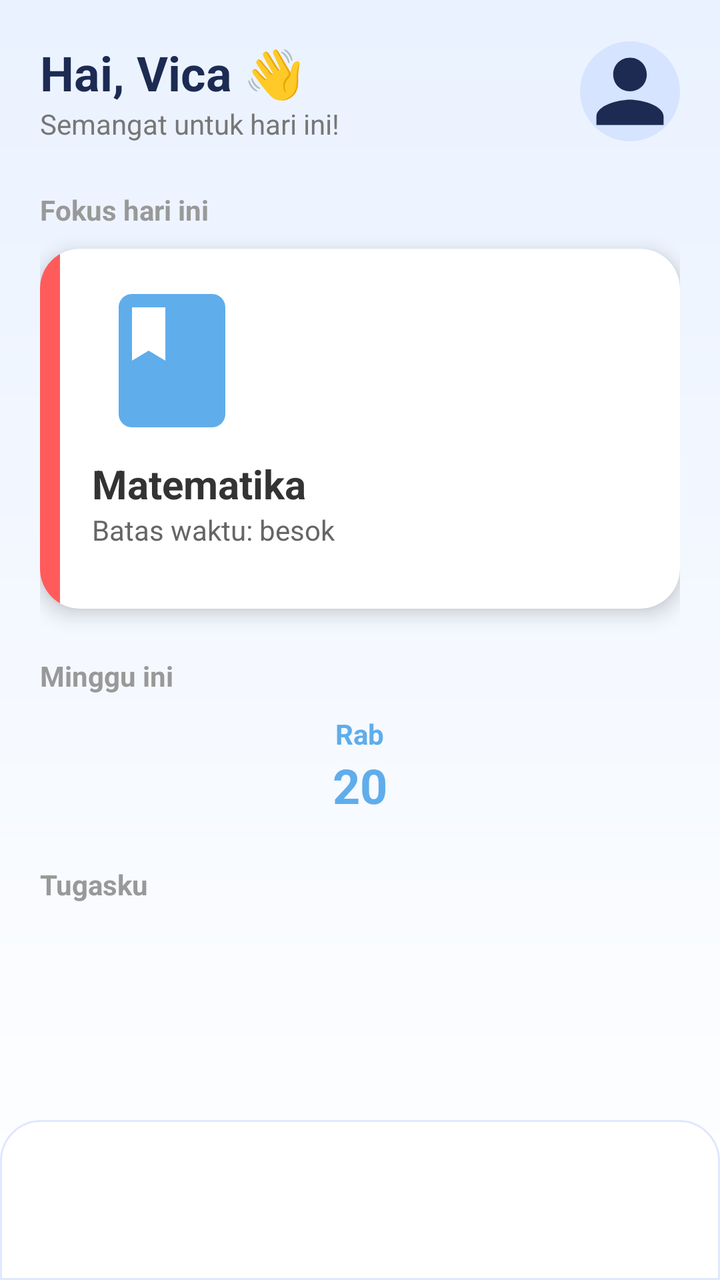
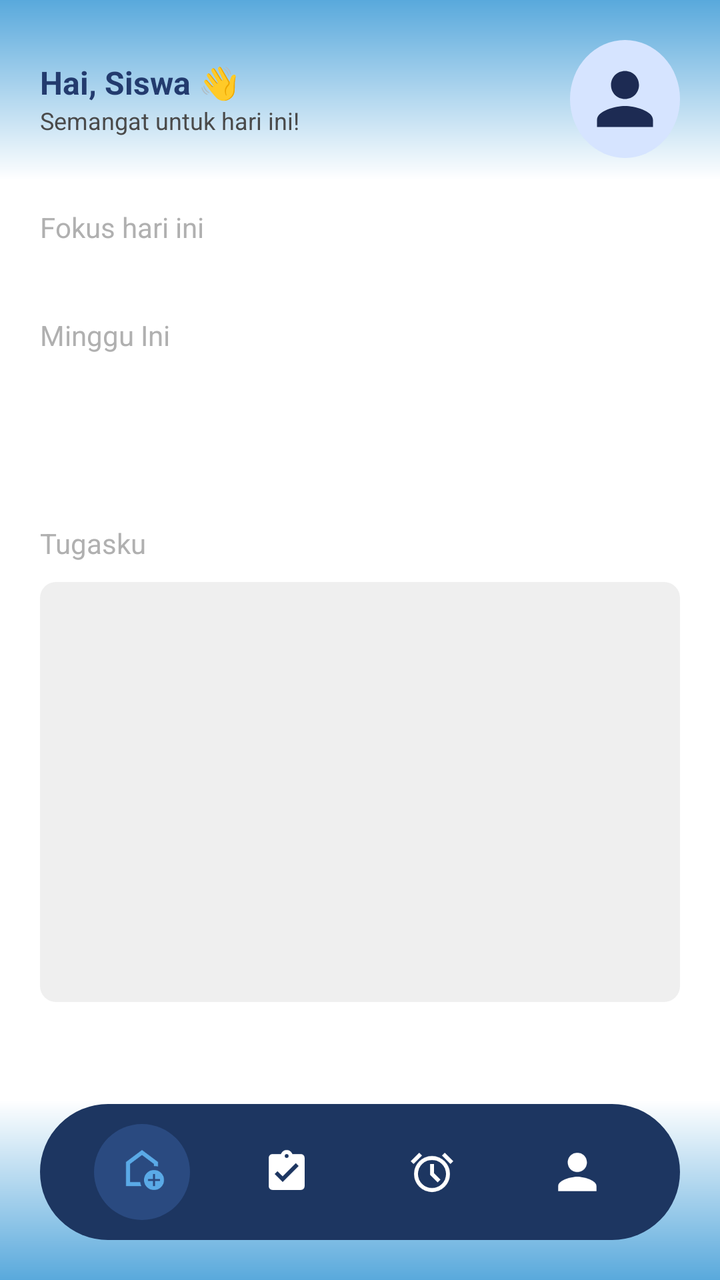

Screens rendered from an Android XML layout before and after an edit, with the pre-edit source and the edit as a unified diff.
<!-- AndroidManifest.xml: application theme Theme.SCHOOLREMINDERR -->
<!-- res/layout/activity_home_student.xml -->
<?xml version="1.0" encoding="utf-8"?>
<LinearLayout
    xmlns:android="http://schemas.android.com/apk/res/android"
    xmlns:app="http://schemas.android.com/apk/res-auto"
    android:layout_width="match_parent"
    android:layout_height="match_parent"
    android:orientation="vertical"
    android:background="@drawable/bg_home_gradient">

    <ScrollView
        android:layout_width="match_parent"
        android:layout_height="0dp"
        android:layout_weight="1"
        android:fillViewport="true">

        <LinearLayout
            android:layout_width="match_parent"
            android:layout_height="wrap_content"
            android:orientation="vertical"
            android:padding="20dp">

            
            <LinearLayout
                android:layout_width="match_parent"
                android:layout_height="wrap_content"
                android:gravity="center_vertical">

                <LinearLayout
                    android:layout_width="0dp"
                    android:layout_height="wrap_content"
                    android:layout_weight="1"
                    android:orientation="vertical">

                    <TextView
                        android:id="@+id/tvName"
                        android:text="Hai, Vica 👋"
                        android:textSize="24sp"
                        android:textStyle="bold"
                        android:textColor="#1D2B53"
                        android:layout_width="wrap_content"
                        android:layout_height="wrap_content"/>

                    <TextView
                        android:text="Semangat untuk hari ini!"
                        android:textSize="14sp"
                        android:textColor="#777"
                        android:layout_width="wrap_content"
                        android:layout_height="wrap_content"/>
                </LinearLayout>

                <ImageView
                    android:layout_width="50dp"
                    android:layout_height="50dp"
                    android:src="@drawable/ic_profile"
                    android:background="@drawable/circle_bg"
                    android:padding="4dp"/>
            </LinearLayout>

            
            <TextView
                android:layout_width="wrap_content"
                android:layout_height="wrap_content"
                android:text="Fokus hari ini"
                android:textColor="#999"
                android:textStyle="bold"
                android:layout_marginTop="24dp"/>

            
            <androidx.cardview.widget.CardView
                android:layout_width="match_parent"
                android:layout_height="180dp"
                android:layout_marginTop="10dp"
                app:cardCornerRadius="20dp"
                app:cardElevation="6dp">

                <LinearLayout
                    android:layout_width="match_parent"
                    android:layout_height="match_parent"
                    android:orientation="horizontal">

                    <View
                        android:layout_width="10dp"
                        android:layout_height="match_parent"
                        android:background="#FF5B5B"/>

                    <LinearLayout
                        android:layout_width="match_parent"
                        android:layout_height="match_parent"
                        android:padding="16dp"
                        android:orientation="vertical">

                        <ImageView
                            android:layout_width="80dp"
                            android:layout_height="80dp"
                            android:src="@drawable/book" />

                        <TextView
                            android:text="Matematika"
                            android:textStyle="bold"
                            android:textSize="20sp"
                            android:textColor="#333"
                            android:layout_marginTop="8dp"
                            android:layout_width="wrap_content"
                            android:layout_height="wrap_content"/>

                        <TextView
                            android:text="Batas waktu: besok"
                            android:textColor="#666"
                            android:layout_width="wrap_content"
                            android:layout_height="wrap_content"/>

                        <Button
                            android:layout_width="match_parent"
                            android:layout_height="48dp"
                            android:text="Kerjakan sekarang"
                            android:textAllCaps="false"
                            android:backgroundTint="#5FADEB"
                            android:layout_marginTop="12dp"/>
                    </LinearLayout>
                </LinearLayout>
            </androidx.cardview.widget.CardView>

            
            <TextView
                android:text="Minggu ini"
                android:textColor="#999"
                android:textStyle="bold"
                android:layout_marginTop="24dp"
                android:layout_width="wrap_content"
                android:layout_height="wrap_content"/>

            
            <LinearLayout
                android:layout_width="match_parent"
                android:layout_height="wrap_content"
                android:orientation="horizontal"
                android:gravity="center"
                android:layout_marginTop="10dp">

                
                <LinearLayout
                    android:layout_width="0dp"
                    android:layout_weight="1"
                    android:layout_height="wrap_content"
                    android:orientation="vertical"
                    android:gravity="center">

                    <TextView
                        android:text="Rab"
                        android:textColor="#5FADEB"
                        android:textStyle="bold"
                        android:layout_width="wrap_content"
                        android:layout_height="wrap_content"/>

                    <TextView
                        android:text="20"
                        android:textSize="24sp"
                        android:textStyle="bold"
                        android:textColor="#5FADEB"
                        android:layout_width="wrap_content"
                        android:layout_height="wrap_content"/>
                </LinearLayout>

            </LinearLayout>

            
            <TextView
                android:text="Tugasku"
                android:textStyle="bold"
                android:textColor="#999"
                android:layout_marginTop="24dp"
                android:layout_width="wrap_content"
                android:layout_height="wrap_content"/>

            <androidx.recyclerview.widget.RecyclerView
                android:id="@+id/rvTask"
                android:layout_width="match_parent"
                android:layout_height="wrap_content"
                android:nestedScrollingEnabled="false"
                android:layout_marginTop="12dp"/>
        </LinearLayout>
    </ScrollView>

    
    <LinearLayout
        android:layout_width="match_parent"
        android:layout_height="80dp"
        android:orientation="horizontal"
        android:gravity="center"
        android:background="@drawable/bottom_nav_bg">

    </LinearLayout>

</LinearLayout>
<!-- resources referenced by this layout -->
<resources>
  <!-- drawable bg_home_gradient (drawable) -->
  <?xml version="1.0" encoding="utf-8"?>
  <shape xmlns:android="http://schemas.android.com/apk/res/android"
      android:shape="rectangle">
      <gradient
          android:startColor="#EAF2FF"
          android:endColor="#FFFFFF"
          android:angle="270"/>
  </shape>
  <!-- drawable book (drawable) -->
  <vector xmlns:android="http://schemas.android.com/apk/res/android"
      android:width="80dp"
      android:height="80dp"
      android:viewportWidth="24"
      android:viewportHeight="24"
      android:tint="#5FADEB">
      <path android:fillColor="@android:color/white"
          android:pathData="M18,2h-12c-1.1,0 -2,0.9 -2,2v16c0,1.1 0.9,2 2,2h12c1.1,0 2,-0.9 2,-2V4c0,-1.1 -0.9,-2 -2,-2zM6,4h5v8l-2.5,-1.5L6,12V4z"/>
  </vector>
  <!-- drawable bottom_nav_bg (drawable) -->
  <?xml version="1.0" encoding="utf-8"?>
  <shape xmlns:android="http://schemas.android.com/apk/res/android"
      android:shape="rectangle">
      <solid android:color="#FFFFFF"/>
      <corners android:topLeftRadius="20dp" android:topRightRadius="20dp"/>
      <stroke android:width="1dp" android:color="#E0E8FF"/>
  </shape>
  <!-- drawable circle_bg (drawable) -->
  <?xml version="1.0" encoding="utf-8"?>
  <shape xmlns:android="http://schemas.android.com/apk/res/android"
      android:shape="oval">
      <solid android:color="#D6E4FF"/>
  </shape>
  <!-- unchanged entries left out for length: 2 -->
</resources>

<!-- the commit's change to res/layout/activity_home_student.xml (unified diff, before → after) -->
@@ -1,194 +1,212 @@
+<?xml version="1.0" encoding="utf-8"?>
+<RelativeLayout xmlns:android="http://schemas.android.com/apk/res/android"
+    android:layout_width="match_parent"
+    android:layout_height="match_parent"
+    android:background="@android:color/white">
+
+    
+    <View
+        android:id="@+id/background_top_gradient"
+        android:layout_width="match_parent"
+        android:layout_height="90dp"
+        android:layout_alignParentTop="true"
+        android:background="@drawable/header_gradient" />
+
+    <View
+        android:id="@+id/background_bottom_gradient"
+        android:layout_width="match_parent"
+        android:layout_height="90dp"
+        android:layout_alignParentBottom="true"
+        android:background="@drawable/footer_gradient" />
+
+    <LinearLayout
+        android:layout_width="match_parent"
+        android:layout_height="wrap_content"
+        android:orientation="vertical"
+        android:padding="20dp">
+
+        
+        <LinearLayout
+            android:layout_width="match_parent"
+            android:layout_height="wrap_content"
+            android:orientation="horizontal"
+            android:gravity="center_vertical">
+
+            <LinearLayout
+                android:layout_width="0dp"
+                android:layout_height="wrap_content"
+                android:layout_weight="1"
+                android:orientation="vertical">
+                <TextView
+                    android:id="@+id/tvName"
+                    android:layout_width="wrap_content"
+                    android:layout_height="wrap_content"
+                    android:text="Hai, Siswa 👋"
+                    android:textStyle="bold"
+                    android:textSize="16sp"
+                    android:textColor="#233B6E"/>
+                <TextView
+                    android:layout_width="wrap_content"
+                    android:layout_height="wrap_content"
+                    android:text="Semangat untuk hari ini!"
+                    android:textColor="#4A4A4A"
+                    android:textSize="12sp"/>
+            </LinearLayout>
+
+            <ImageView
+                android:layout_width="55dp"
+                android:layout_height="59dp"
+                android:background="@drawable/bg_profile_circle"
+                android:padding="10dp"
+                android:src="@drawable/ic_profile" />
+        </LinearLayout>
+
+        <TextView
+            android:layout_width="wrap_content"
+            android:layout_height="wrap_content"
+            android:text="Fokus hari ini"
+            android:textColor="#B0B0B0"
+            android:layout_marginTop="25dp"
+            android:layout_marginBottom="10dp"/>
+
+        <TextView
+            android:layout_width="wrap_content"
+            android:layout_height="wrap_content"
+            android:text="Minggu Ini"
+            android:textColor="#B0B0B0"
+            android:layout_marginTop="25dp"/>
+
+        <LinearLayout
+            android:layout_width="match_parent"
+            android:layout_height="60dp"
+            android:orientation="horizontal">
+
+            <androidx.recyclerview.widget.RecyclerView
+                android:id="@+id/rvDate"
+                android:layout_width="match_parent"
+                android:layout_height="wrap_content"
+                android:orientation="horizontal"
+                android:padding="8dp"
+                android:clipToPadding="false"/>
+        </LinearLayout>
+
+
+        
+        <TextView
+            android:layout_width="wrap_content"
+            android:layout_height="wrap_content"
+            android:text="Tugasku"
+            android:textColor="#B0B0B0"
+            android:layout_marginTop="25dp"/>
+
+        <LinearLayout
+            android:layout_width="match_parent"
+            android:layout_height="210dp"
+            android:layout_marginTop="10dp"
+            android:orientation="vertical"
+            android:background="@drawable/task_list"
+            android:padding="10dp">
+
+            <androidx.recyclerview.widget.RecyclerView
+                android:id="@+id/rvStudentTask"
+                android:layout_width="match_parent"
+                android:layout_height="180dp"
+                android:nestedScrollingEnabled="false" />
+        </LinearLayout>
+
+    </LinearLayout>
+
+
+    
+    <include
+        layout="@layout/bottom_nav_student"
+        android:layout_width="match_parent"
+        android:layout_height="68dp"
+        android:layout_margin="20dp"
+        android:layout_alignParentBottom="true"/>
+
+
+</RelativeLayout>
+<!-- res/layout/bottom_nav_student.xml (included above) -->
 <?xml version="1.0" encoding="utf-8"?>
 <LinearLayout
     xmlns:android="http://schemas.android.com/apk/res/android"
-    xmlns:app="http://schemas.android.com/apk/res-auto"
-    android:layout_width="match_parent"
-    android:layout_height="match_parent"
-    android:orientation="vertical"
-    android:background="@drawable/bg_home_gradient">
-
-    <ScrollView
-        android:layout_width="match_parent"
-        android:layout_height="0dp"
-        android:layout_weight="1"
-        android:fillViewport="true">
-
-        <LinearLayout
-            android:layout_width="match_parent"
-            android:layout_height="wrap_content"
-            android:orientation="vertical"
-            android:padding="20dp">
-
-            
-            <LinearLayout
-                android:layout_width="match_parent"
-                android:layout_height="wrap_content"
-                android:gravity="center_vertical">
-
-                <LinearLayout
-                    android:layout_width="0dp"
-                    android:layout_height="wrap_content"
-                    android:layout_weight="1"
-                    android:orientation="vertical">
-
-                    <TextView
-                        android:id="@+id/tvName"
-                        android:text="Hai, Vica 👋"
-                        android:textSize="24sp"
-                        android:textStyle="bold"
-                        android:textColor="#1D2B53"
-                        android:layout_width="wrap_content"
-                        android:layout_height="wrap_content"/>
-
-                    <TextView
-                        android:text="Semangat untuk hari ini!"
-                        android:textSize="14sp"
-                        android:textColor="#777"
-                        android:layout_width="wrap_content"
-                        android:layout_height="wrap_content"/>
-                </LinearLayout>
-
-                <ImageView
-                    android:layout_width="50dp"
-                    android:layout_height="50dp"
-                    android:src="@drawable/ic_profile"
-                    android:background="@drawable/circle_bg"
-                    android:padding="4dp"/>
-            </LinearLayout>
-
-            
-            <TextView
-                android:layout_width="wrap_content"
-                android:layout_height="wrap_content"
-                android:text="Fokus hari ini"
-                android:textColor="#999"
-                android:textStyle="bold"
-                android:layout_marginTop="24dp"/>
-
-            
-            <androidx.cardview.widget.CardView
-                android:layout_width="match_parent"
-                android:layout_height="180dp"
-                android:layout_marginTop="10dp"
-                app:cardCornerRadius="20dp"
-                app:cardElevation="6dp">
-
-                <LinearLayout
-                    android:layout_width="match_parent"
-                    android:layout_height="match_parent"
-                    android:orientation="horizontal">
-
-                    <View
-                        android:layout_width="10dp"
-                        android:layout_height="match_parent"
-                        android:background="#FF5B5B"/>
-
-                    <LinearLayout
-                        android:layout_width="match_parent"
-                        android:layout_height="match_parent"
-                        android:padding="16dp"
-                        android:orientation="vertical">
-
-                        <ImageView
-                            android:layout_width="80dp"
-                            android:layout_height="80dp"
-                            android:src="@drawable/book" />
-
-                        <TextView
-                            android:text="Matematika"
-                            android:textStyle="bold"
-                            android:textSize="20sp"
-                            android:textColor="#333"
-                            android:layout_marginTop="8dp"
-                            android:layout_width="wrap_content"
-                            android:layout_height="wrap_content"/>
-
-                        <TextView
-                            android:text="Batas waktu: besok"
-                            android:textColor="#666"
-                            android:layout_width="wrap_content"
-                            android:layout_height="wrap_content"/>
-
-                        <Button
-                            android:layout_width="match_parent"
-                            android:layout_height="48dp"
-                            android:text="Kerjakan sekarang"
-                            android:textAllCaps="false"
-                            android:backgroundTint="#5FADEB"
-                            android:layout_marginTop="12dp"/>
-                    </LinearLayout>
-                </LinearLayout>
-            </androidx.cardview.widget.CardView>
-
-            
-            <TextView
-                android:text="Minggu ini"
-                android:textColor="#999"
-                android:textStyle="bold"
-                android:layout_marginTop="24dp"
-                android:layout_width="wrap_content"
-                android:layout_height="wrap_content"/>
-
-            
-            <LinearLayout
-                android:layout_width="match_parent"
-                android:layout_height="wrap_content"
-                android:orientation="horizontal"
-                android:gravity="center"
-                android:layout_marginTop="10dp">
-
-                
-                <LinearLayout
-                    android:layout_width="0dp"
-                    android:layout_weight="1"
-                    android:layout_height="wrap_content"
-                    android:orientation="vertical"
-                    android:gravity="center">
-
-                    <TextView
-                        android:text="Rab"
-                        android:textColor="#5FADEB"
-                        android:textStyle="bold"
-                        android:layout_width="wrap_content"
-                        android:layout_height="wrap_content"/>
-
-                    <TextView
-                        android:text="20"
-                        android:textSize="24sp"
-                        android:textStyle="bold"
-                        android:textColor="#5FADEB"
-                        android:layout_width="wrap_content"
-                        android:layout_height="wrap_content"/>
-                </LinearLayout>
-
-            </LinearLayout>
-
-            
-            <TextView
-                android:text="Tugasku"
-                android:textStyle="bold"
-                android:textColor="#999"
-                android:layout_marginTop="24dp"
-                android:layout_width="wrap_content"
-                android:layout_height="wrap_content"/>
-
-            <androidx.recyclerview.widget.RecyclerView
-                android:id="@+id/rvTask"
-                android:layout_width="match_parent"
-                android:layout_height="wrap_content"
-                android:nestedScrollingEnabled="false"
-                android:layout_marginTop="12dp"/>
-        </LinearLayout>
-    </ScrollView>
-
-    
-    <LinearLayout
-        android:layout_width="match_parent"
-        android:layout_height="80dp"
-        android:orientation="horizontal"
-        android:gravity="center"
-        android:background="@drawable/bottom_nav_bg">
-
+    android:layout_width="300dp"
+    android:layout_height="70dp"
+    android:layout_gravity="center_horizontal|bottom"
+    android:layout_marginBottom="20dp"
+    android:background="@drawable/bg_bottom_nav"
+    android:gravity="center"
+    android:orientation="horizontal"
+    android:paddingHorizontal="15dp"
+    android:weightSum="4">
+
+    
+    <LinearLayout
+        android:layout_width="0dp"
+        android:layout_height="wrap_content"
+        android:layout_weight="1"
+        android:gravity="center">
+
+        <ImageButton
+            android:id="@+id/btnHome"
+            android:layout_width="48dp"
+            android:layout_height="48dp"
+            android:background="@drawable/bg_nav_active"
+            android:padding="10dp"
+            android:src="@drawable/ic_home"
+            android:tint="#5AAAE7"/>
+    </LinearLayout>
+
+    
+    <LinearLayout
+        android:layout_width="0dp"
+        android:layout_height="wrap_content"
+        android:layout_weight="1"
+        android:gravity="center">
+
+        <ImageButton
+            android:id="@+id/btnClass"
+            android:layout_width="48dp"
+            android:layout_height="48dp"
+            android:background="@android:color/transparent"
+            android:padding="10dp"
+            android:src="@drawable/ic_task"
+            android:tint="#FFFFFF"/>
+    </LinearLayout>
+
+    
+    <LinearLayout
+        android:layout_width="0dp"
+        android:layout_height="wrap_content"
+        android:layout_weight="1"
+        android:gravity="center">
+
+        <ImageButton
+            android:id="@+id/btnNotif"
+            android:layout_width="48dp"
+            android:layout_height="48dp"
+            android:background="@android:color/transparent"
+            android:padding="10dp"
+            android:src="@drawable/ic_notification"
+            android:tint="#FFFFFF"/>
+    </LinearLayout>
+
+    
+    <LinearLayout
+        android:layout_width="0dp"
+        android:layout_height="wrap_content"
+        android:layout_weight="1"
+        android:gravity="center">
+
+        <ImageButton
+            android:id="@+id/btnProfile"
+            android:layout_width="48dp"
+            android:layout_height="48dp"
+            android:background="@android:color/transparent"
+            android:padding="10dp"
+            android:src="@drawable/ic_profile"
+            android:tint="#FFFFFF"/>
     </LinearLayout>
 
 </LinearLayout>
<!-- resource entries referenced after the edit -->
@@ -1,38 +1,67 @@
 <!-- resources referenced by this layout -->
 <resources>
-  <!-- drawable bg_home_gradient (drawable) -->
+  <!-- drawable bg_bottom_nav (drawable) -->
   <?xml version="1.0" encoding="utf-8"?>
   <shape xmlns:android="http://schemas.android.com/apk/res/android"
       android:shape="rectangle">
-      <gradient
-          android:startColor="#EAF2FF"
-          android:endColor="#FFFFFF"
-          android:angle="270"/>
+      <solid android:color="#1D3661"/>
+      <corners android:radius="35dp"/>
   </shape>
-  <!-- drawable book (drawable) -->
-  <vector xmlns:android="http://schemas.android.com/apk/res/android"
-      android:width="80dp"
-      android:height="80dp"
-      android:viewportWidth="24"
-      android:viewportHeight="24"
-      android:tint="#5FADEB">
-      <path android:fillColor="@android:color/white"
-          android:pathData="M18,2h-12c-1.1,0 -2,0.9 -2,2v16c0,1.1 0.9,2 2,2h12c1.1,0 2,-0.9 2,-2V4c0,-1.1 -0.9,-2 -2,-2zM6,4h5v8l-2.5,-1.5L6,12V4z"/>
-  </vector>
-  <!-- drawable bottom_nav_bg (drawable) -->
+  <!-- drawable bg_nav_active (drawable) -->
   <?xml version="1.0" encoding="utf-8"?>
   <shape xmlns:android="http://schemas.android.com/apk/res/android"
-      android:shape="rectangle">
-      <solid android:color="#FFFFFF"/>
-      <corners android:topLeftRadius="20dp" android:topRightRadius="20dp"/>
-      <stroke android:width="1dp" android:color="#E0E8FF"/>
+      android:shape="oval">
+      <solid android:color="#2A4A80"/>
   </shape>
-  <!-- drawable circle_bg (drawable) -->
+  <!-- drawable bg_profile_circle (drawable) -->
   <?xml version="1.0" encoding="utf-8"?>
   <shape xmlns:android="http://schemas.android.com/apk/res/android"
       android:shape="oval">
       <solid android:color="#D6E4FF"/>
   </shape>
+  <!-- drawable footer_gradient (drawable) -->
+  <?xml version="1.0" encoding="utf-8"?>
+  <shape xmlns:android="http://schemas.android.com/apk/res/android">
+      <gradient
+          android:startColor="#59A9DC"
+          android:endColor="#FFFFFFFF"
+          android:angle="90" />
+  </shape>
+  <!-- drawable header_gradient (drawable) -->
+  <?xml version="1.0" encoding="utf-8"?>
+  <shape xmlns:android="http://schemas.android.com/apk/res/android">
+      <gradient
+          android:startColor="#59A9DC"
+          android:endColor="#FFFFFFFF"
+          android:angle="270" />
+  </shape>
+  <!-- drawable ic_home (drawable) -->
+  <vector xmlns:android="http://schemas.android.com/apk/res/android" android:height="24dp" android:tint="#000000" android:viewportHeight="960" android:viewportWidth="960" android:width="24dp">
+        
+      <path android:fillColor="@android:color/white" android:pathData="M700,760L740,760L740,660L840,660L840,620L740,620L740,520L700,520L700,620L600,620L600,660L700,660L700,760ZM720,840Q637,840 578.5,781.5Q520,723 520,640Q520,557 578.5,498.5Q637,440 720,440Q803,440 861.5,498.5Q920,557 920,640Q920,723 861.5,781.5Q803,840 720,840ZM160,760L160,280L480,40L800,280L800,372Q781,366 761,363Q741,360 720,360L720,320L480,140L240,320L240,680L443,680Q446,701 452,721Q458,741 467,760L160,760ZM480,410L480,410L480,410L480,410L480,410Q480,410 480,410Q480,410 480,410Q480,410 480,410Q480,410 480,410Z"/>
+      
+  </vector>
+  <!-- drawable ic_notification (drawable) -->
+  <vector xmlns:android="http://schemas.android.com/apk/res/android" android:height="24dp" android:tint="#000000" android:viewportHeight="960" android:viewportWidth="960" android:width="24dp">
+        
+      <path android:fillColor="@android:color/white" android:pathData="M339.5,851.5Q274,823 225.5,774.5Q177,726 148.5,660.5Q120,595 120,520Q120,445 148.5,379.5Q177,314 225.5,265.5Q274,217 339.5,188.5Q405,160 480,160Q555,160 620.5,188.5Q686,217 734.5,265.5Q783,314 811.5,379.5Q840,445 840,520Q840,595 811.5,660.5Q783,726 734.5,774.5Q686,823 620.5,851.5Q555,880 480,880Q405,880 339.5,851.5ZM480,520Q480,520 480,520Q480,520 480,520Q480,520 480,520Q480,520 480,520Q480,520 480,520Q480,520 480,520Q480,520 480,520Q480,520 480,520ZM592,688L648,632L520,504L520,320L440,320L440,536L592,688ZM224,94L280,150L110,320L54,264L224,94ZM736,94L906,264L850,320L680,150L736,94ZM480,800Q597,800 678.5,718.5Q760,637 760,520Q760,403 678.5,321.5Q597,240 480,240Q363,240 281.5,321.5Q200,403 200,520Q200,637 281.5,718.5Q363,800 480,800Z"/>
+      
+  </vector>
+  <!-- drawable ic_task (drawable) -->
+  <vector xmlns:android="http://schemas.android.com/apk/res/android"
+      android:width="24dp"
+      android:height="24dp"
+      android:viewportWidth="24"
+      android:viewportHeight="24"
+      android:tint="#FFFFFF">
+      <path android:fillColor="@android:color/white"
+          android:pathData="M19,3h-4.18C14.4,1.84 13.3,1 12,1c-1.3,0 -2.4,0.84 -2.82,2H5c-1.1,0 -2,0.9 -2,2v14c0,1.1 0.9,2 2,2h14c1.1,0 2,-0.9 2,-2V5c0,-1.1 -0.9,-2 -2,-2zM12,3c0.55,0 1,0.45 1,1s-0.45,1 -1,1 -1,-0.45 -1,-1 0.45,-1 1,-1zM10,17l-4,-4 1.41,-1.41L10,14.17l6.59,-6.59L18,9l-8,8z"/>
+  </vector>
+  <!-- drawable task_list (drawable) -->
+  <shape xmlns:android="http://schemas.android.com/apk/res/android">
+      <solid android:color="#EFEFEF"/>
+      <corners android:radius="8dp"/>
+  </shape>
   <!-- unchanged entries left out for length: 2 -->
 </resources>
 
